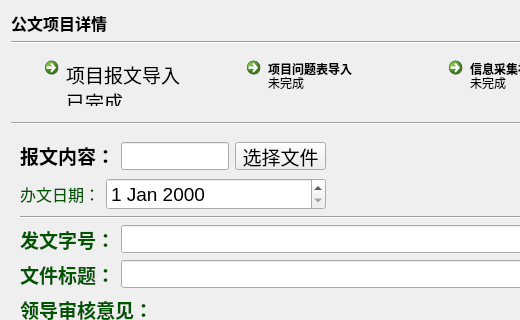
wind-sword/Audit, file ui_dir/gwdetail.ui: the form before one commit; both pictures show x 0 to 520 and y 0 to 320 of the 1054 by 919 pixel window.
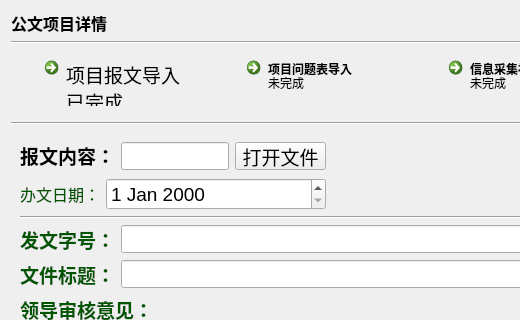
The form after the commit.

```diff
--- a/ui_dir/gwdetail.ui
+++ b/ui_dir/gwdetail.ui
@@ -334,7 +334,7 @@
             </font>
            </property>
            <property name="text">
-            <string>选择文件</string>
+            <string>打开文件</string>
            </property>
           </widget>
          </item>
```
